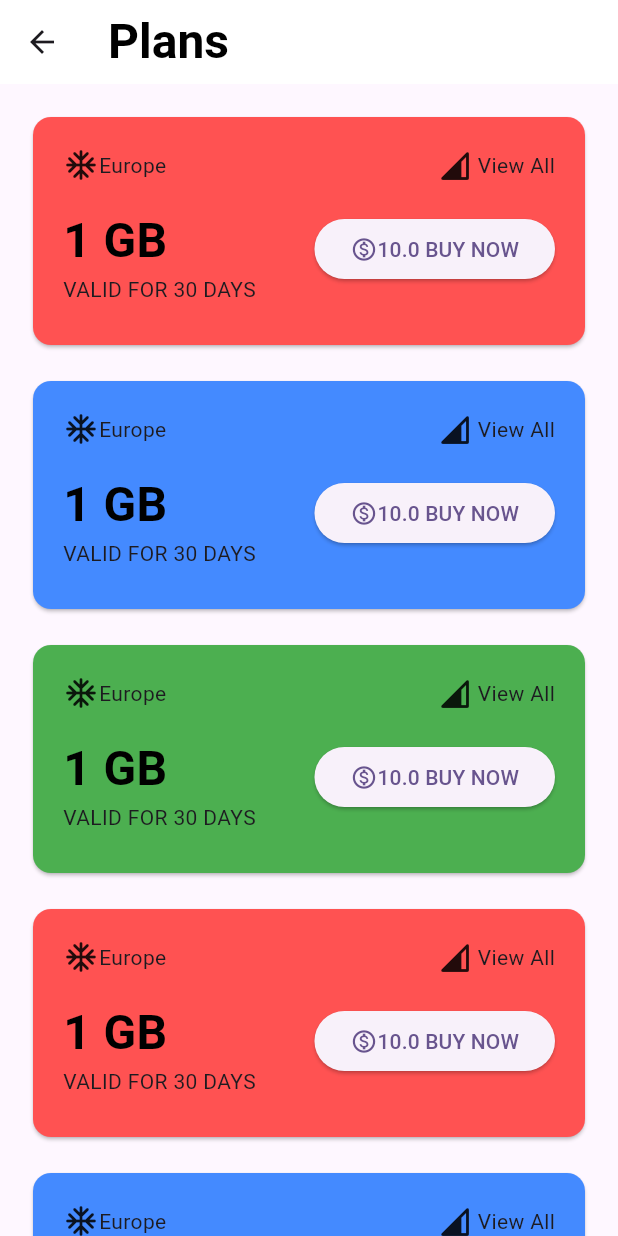
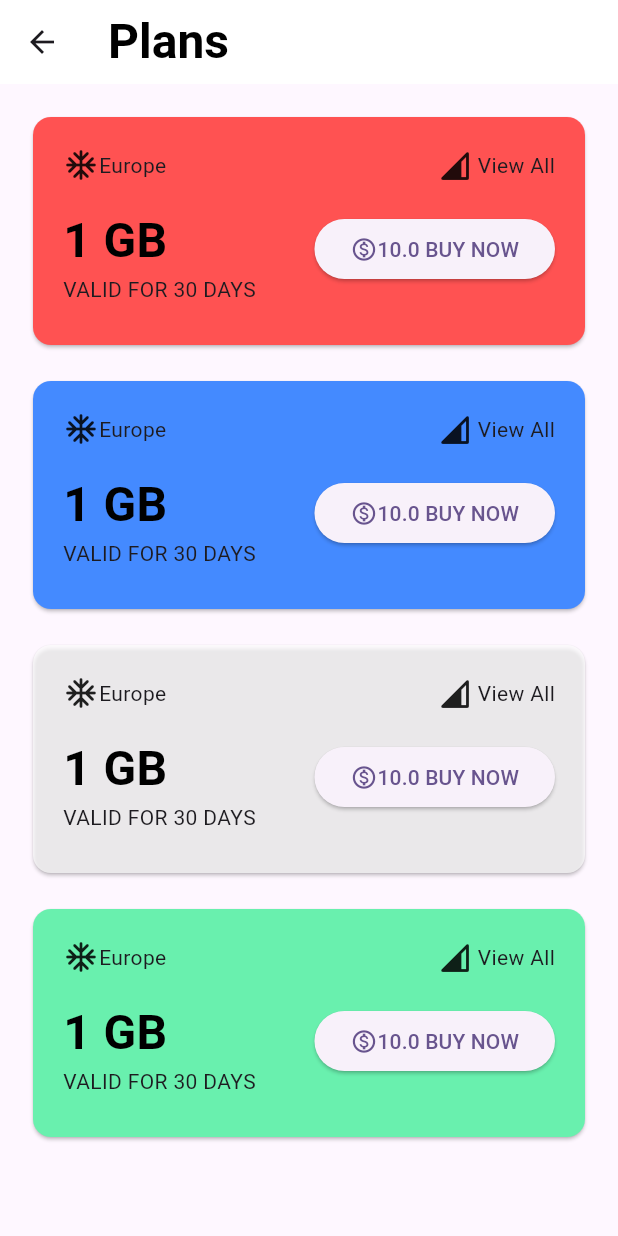
Before and after one commit to CodeSpexTeam/esimapp, a Flutter app: the RegionalScreen screen opened directly, after a tap on "Europe", on a phone screen of 412 x 824 dp. Run offline on Flutter 3.47's test engine with Material 3 defaults, Android fonts, the phone set to English and light mode, and no system bars.

Commit message:
updated code

```diff
--- a/lib/views/screens/plans_screen.dart
+++ b/lib/views/screens/plans_screen.dart
@@ -2,9 +2,9 @@ import 'package:esimapp/constants/text_style.dart';
 import 'package:flutter/material.dart';
 
 class PlansScreen extends StatelessWidget {
-   PlansScreen({super.key});
-
-   final List<Map<String, dynamic>> cards1 = [
+   final String destinationsName;
+   PlansScreen({super.key, required this.destinationsName});
+   static List<Map<String, dynamic>> card = [
      {
        'destinationsName':'Europe',
        'pack':32,
@@ -33,20 +33,101 @@ class PlansScreen extends StatelessWidget {
        'price':320,
        'currencyType': 'dollar'
      },
+     {
+       'destinationsName':'Asia',
+       'pack':32,
+       'validDays':60,
+       'price':320,
+       'currencyType': 'dollar'
+     },
+     {
+       'destinationsName':'Asia',
+       'pack':32,
+       'validDays':60,
+       'price':320,
+       'currencyType': 'dollar'
+     },
+     {
+       'destinationsName':'Asia',
+       'pack':32,
+       'validDays':60,
+       'price':320,
+       'currencyType': 'dollar'
+     },
+     {
+       'destinationsName':'Asia',
+       'pack':32,
+       'validDays':60,
+       'price':320,
+       'currencyType': 'dollar'
+     },
+     {
+       'destinationsName':'Asia',
+       'pack':32,
+       'validDays':60,
+       'price':320,
+       'currencyType': 'dollar'
+     },
+     {
+       'destinationsName':'Asia',
+       'pack':32,
+       'validDays':60,
+       'price':320,
+       'currencyType': 'dollar'
+     },
+     {
+       'destinationsName':'Asia',
+       'pack':32,
+       'validDays':60,
+       'price':320,
+       'currencyType': 'dollar'
+     },
+     {
+       'destinationsName':'Asia',
+       'pack':32,
+       'validDays':60,
+       'price':320,
+       'currencyType': 'dollar'
+     },
+     {
+       'destinationsName':'Asia',
+       'pack':32,
+       'validDays':60,
+       'price':320,
+       'currencyType': 'dollar'
+     },
+     {
+       'destinationsName':'Asia',
+       'pack':32,
+       'validDays':60,
+       'price':320,
+       'currencyType': 'dollar'
+     },
+     {
+       'destinationsName':'Asia',
+       'pack':32,
+       'validDays':60,
+       'price':320,
+       'currencyType': 'dollar'
+     },
+     {
+       'destinationsName':'Asia',
+       'pack':32,
+       'validDays':60,
+       'price':320,
+       'currencyType': 'dollar'
+     },
+     {
+       'destinationsName':'Asia',
+       'pack':32,
+       'validDays':60,
+       'price':320,
+       'currencyType': 'dollar'
+     },
 
    ];
 
-   var colors = [
-     {'color': Colors.green,},
-     {'color': Colors.redAccent,},
-     {'color': Colors.blueAccent,},
-     // {'color': Colors.white70,},
-     // {'color': Colors.greenAccent,},
-     // {'color': Colors.lightGreenAccent,},
 
-   ];
-
-   var count = 0;
 
   final List<Map<String, dynamic>> cards = [
     {
@@ -57,6 +138,38 @@ class PlansScreen extends StatelessWidget {
 
   @override
   Widget build(BuildContext context) {
+
+
+    List<Map<String, dynamic>> cards1 = card.where((card)=> card['destinationsName'] == destinationsName).toList();
+    // List<Map<String, dynamic>> cards1 = card.where((card)=> card['destinationsName'] == 'Asia').toList();
+
+    var colors = [
+      {'color': Colors.green,},
+      {'color': Colors.redAccent,},
+      {'color': Colors.blueAccent,},
+      {'color': Colors.white70,},
+      {'color': Colors.greenAccent,},
+      {'color': Colors.lightGreenAccent,},
+
+    ];
+    var count = 0;
+
+    if(cards1.isEmpty){
+      return Scaffold(
+        appBar: AppBar(
+          elevation: 0,
+          backgroundColor: Colors.white,
+          title: Text("Plans", style: RTextStyle.title1,),
+
+        ),
+
+        body: const Center(child: Text("There is no plans available! ", style: RTextStyle.subTitle1,)),
+
+      );
+    }
+
+
+
     return  Scaffold(
       appBar: AppBar(
         elevation: 0,
@@ -71,7 +184,7 @@ class PlansScreen extends StatelessWidget {
         margin: EdgeInsets.only(left: 10, top: 10, right: 10),
         child: ListView.builder(
         scrollDirection: Axis.vertical,
-        itemCount: 10,
+        itemCount: cards1.length,
         itemBuilder: (context, index) {
 
           if(colors.length-1==count){
@@ -97,7 +210,7 @@ class PlansScreen extends StatelessWidget {
                         Row(
                           children: [
                             Icon(Icons.ac_unit_rounded),
-                            Text("Europe")
+                            Text(cards1[index]['destinationsName'])
                           ],
                         ),
                         SizedBox(
--- a/lib/views/screens/regional_screen.dart
+++ b/lib/views/screens/regional_screen.dart
@@ -52,7 +52,7 @@ class RegionalScreen extends StatelessWidget {
               child: Card(
                 color : cards[index]['color'],
                 child: ElevatedButton(onPressed: (){
-                  Navigator.push(context, MaterialPageRoute(builder: (context)=>PlansScreen()));
+                  Navigator.push(context, MaterialPageRoute(builder: (context)=>PlansScreen(destinationsName:cards[index]['destinationsName'].toString())));
                 },
 
                   style: ButtonStyle(
```
